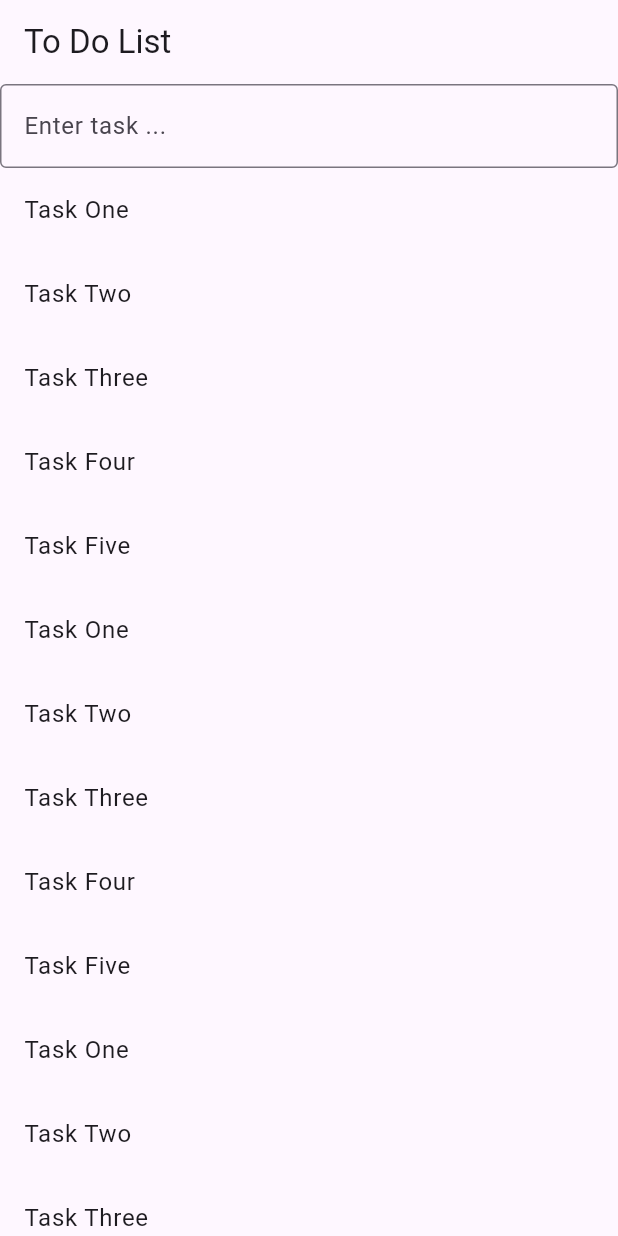
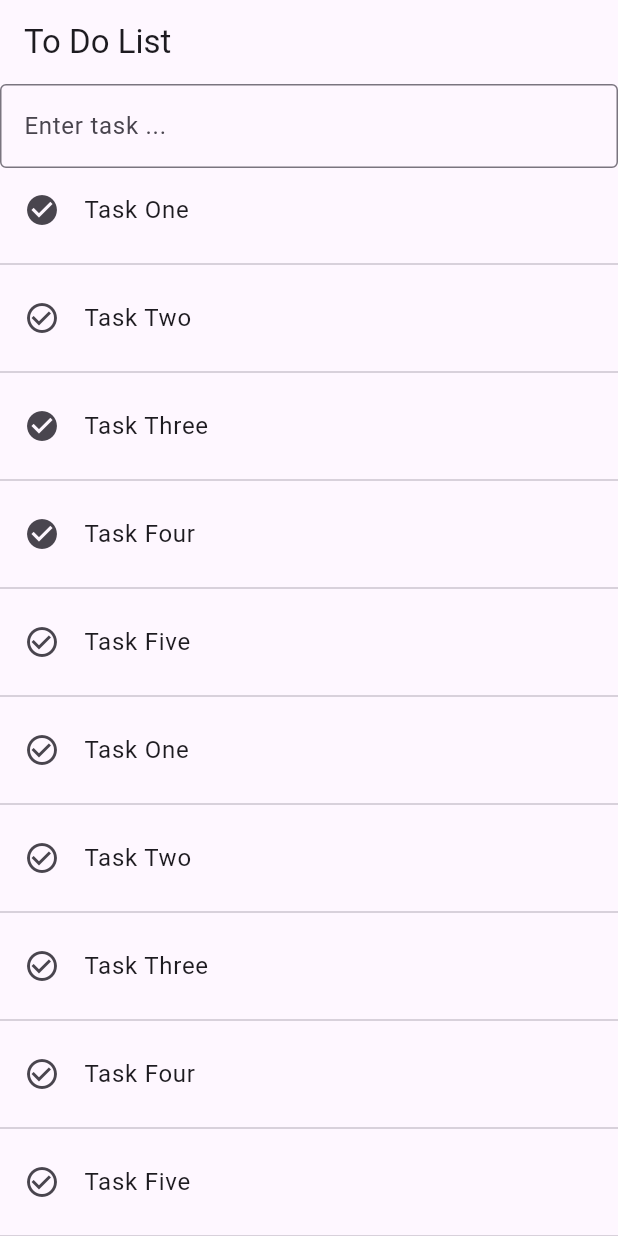
Before and after one commit to aungkoman/flutter-0-to-hero, a Flutter app: the screen it shows after launch, on a phone screen of 412 x 824 dp. Run offline on Flutter 3.47's test engine with Material 3 defaults, Android fonts, the phone set to English and light mode, and no system bars.

Commit message:
list view separated

```diff
--- a/lib/toToListApp/to_do_list_app_page.dart
+++ b/lib/toToListApp/to_do_list_app_page.dart
@@ -12,10 +12,10 @@ class _ToDoListAppPageState extends State<ToDoListAppPage> {
   final TextEditingController _tec = TextEditingController();
   // state
   List<Task> tasks = [
-    Task(title: "Task One", isDone: false),
+    Task(title: "Task One", isDone: true),
     Task(title: "Task Two", isDone: false),
-    Task(title: "Task Three", isDone: false),
-    Task(title: "Task Four", isDone: false),
+    Task(title: "Task Three", isDone: true),
+    Task(title: "Task Four", isDone: true),
     Task(title: "Task Five", isDone: false),
     Task(title: "Task One", isDone: false),
     Task(title: "Task Two", isDone: false),
@@ -48,7 +48,7 @@ class _ToDoListAppPageState extends State<ToDoListAppPage> {
               print(inputValue);
               // TODO: add to task list , clear text input
 
-              Task newTask = Task(title: inputValue, isDone: false);
+              Task newTask = Task(title: inputValue, isDone: true);
               setState(() {
                 tasks.insert(0, newTask);
               });
@@ -56,11 +56,30 @@ class _ToDoListAppPageState extends State<ToDoListAppPage> {
             },
           ),
           // tasks list
-          Expanded(child: ListView(
-            children: tasks.map((task) {
-              return ListTile(title: Text(task.title),);
-            }).toList(),
-          ))
+          Expanded(child: ListView.separated(
+              itemBuilder: (context, index) => ListTile(
+                leading: tasks[index].isDone ? Icon(Icons.check_circle) : Icon(Icons.check_circle_outline),
+                title: Text(tasks[index].title),
+                onTap: (){
+                  setState(() {
+                    tasks[index].isDone = true;
+                  });
+                },
+              ),
+              separatorBuilder: (context, index) => Divider(),
+              itemCount: tasks.length
+          )),
+          // Expanded(child: ListView(
+          //   children: tasks.map((task) {
+          //     return ListTile(
+          //       leading: task.isDone ? Icon(Icons.check_circle) : Icon(Icons.check_circle_outline),
+          //       title: Text(task.title),
+          //       onTap: (){
+          //
+          //       },
+          //     );
+          //   }).toList(),
+          // ))
 
         ],
       ),
```
